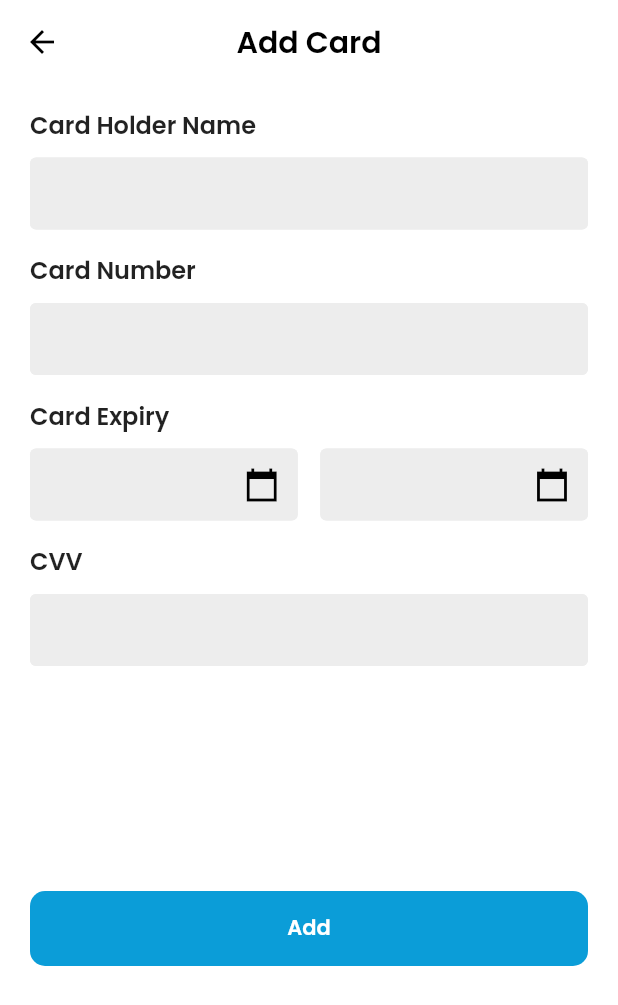
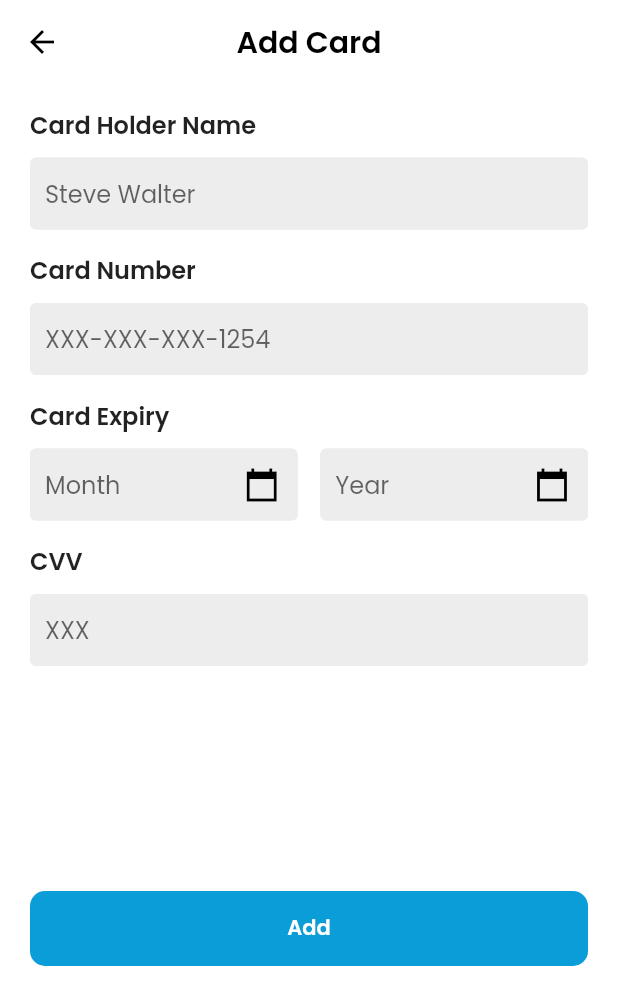
Before and after one commit to izanna-lev/flutter, a Flutter app: the AddCardScreen screen opened by its route, on a phone screen of 412 x 824 dp. Shown: the top 1005 px of the screen. Run offline on Flutter 3.47's test engine with Material 2 defaults, Android fonts, the light colour scheme and no system bars; our stand-ins replace connectivity_plus, firebase_core, firebase_messaging, flutter_linkify, flutter_local_notifications, flutter_native_timezone and 14 more; missing offline and left inert: connectivity_plus_web, dart:ffi, fl_country_code_picker, geolocator_android, geolocator_apple, image_cropper_for_web and 5 more; accounts and stored records are empty; statements that could not run were skipped.

Commit message:
Hint text added to Add Card Page

```diff
--- a/lib/ui/screen/profile_screen/view/add_card_screen.dart
+++ b/lib/ui/screen/profile_screen/view/add_card_screen.dart
@@ -42,6 +42,7 @@ class _AddCardScreenState extends State<AddCardScreen> {
                   children: [
                     addCardTitle(text: "Card Holder Name"),
                     RequestFormTextfield(
+                      hintText: "Steve Walter",
                       formFieldType: RequestFormFieldType.cardholdername,
                       textCapitalization: TextCapitalization.characters,
                       textInputAction: TextInputAction.next,
@@ -55,6 +56,7 @@ class _AddCardScreenState extends State<AddCardScreen> {
                     ),
                     addCardTitle(text: "Card Number"),
                     RequestFormTextfield(
+                      hintText: "XXX-XXX-XXX-1254",
                       formFieldType: RequestFormFieldType.cardnumber,
                       textCapitalization: TextCapitalization.none,
                       textInputAction: TextInputAction.next,
@@ -71,6 +73,7 @@ class _AddCardScreenState extends State<AddCardScreen> {
                       children: [
                         Expanded(
                             child: RequestFormTextfield(
+                              hintText: "Month",
                           formFieldType: RequestFormFieldType.month,
                           textCapitalization: TextCapitalization.none,
                           textInputAction: TextInputAction.next,
@@ -85,6 +88,7 @@ class _AddCardScreenState extends State<AddCardScreen> {
                         const SizedBox(width: 15),
                         Expanded(
                           child: RequestFormTextfield(
+                            hintText: "Year",
                             formFieldType: RequestFormFieldType.year,
                             textCapitalization: TextCapitalization.none,
                             textInputAction: TextInputAction.next,
@@ -101,6 +105,7 @@ class _AddCardScreenState extends State<AddCardScreen> {
                     ),
                     addCardTitle(text: "CVV"),
                     RequestFormTextfield(
+                      hintText: "XXX",
                       formFieldType: RequestFormFieldType.cvv,
                       textCapitalization: TextCapitalization.none,
                       textInputAction: TextInputAction.done,
--- a/lib/ui/shared/request_form_textfild.dart
+++ b/lib/ui/shared/request_form_textfild.dart
@@ -30,6 +30,7 @@ class RequestFormTextfield extends StatefulWidget {
   final TextEditingController controller;
   final String password;
   final String suffixText;
+  final String hintText;
   final bool isSuffixIcon;
   final bool isPreffixIcon;
   final bool autoFocus;
@@ -58,6 +59,7 @@ class RequestFormTextfield extends StatefulWidget {
     required this.textInputAction,
     this.password = "",
     this.suffixText = "",
+    this.hintText = "",
     this.isSuffixIcon = false,
     this.isPreffixIcon = false,
     required this.controller,
@@ -123,7 +125,7 @@ class _RequestFormTextfieldState extends State<RequestFormTextfield> {
         // ),
 
         labelText: getLabel(),
-        hintText: "",//getHintText(),
+        hintText: widget.hintText,//getHintText(),
         suffixText: widget.suffixText,
         filled: true,
         fillColor: const Color(0xffEDEDED),
```
Also changed, not shown: 1 other file.
